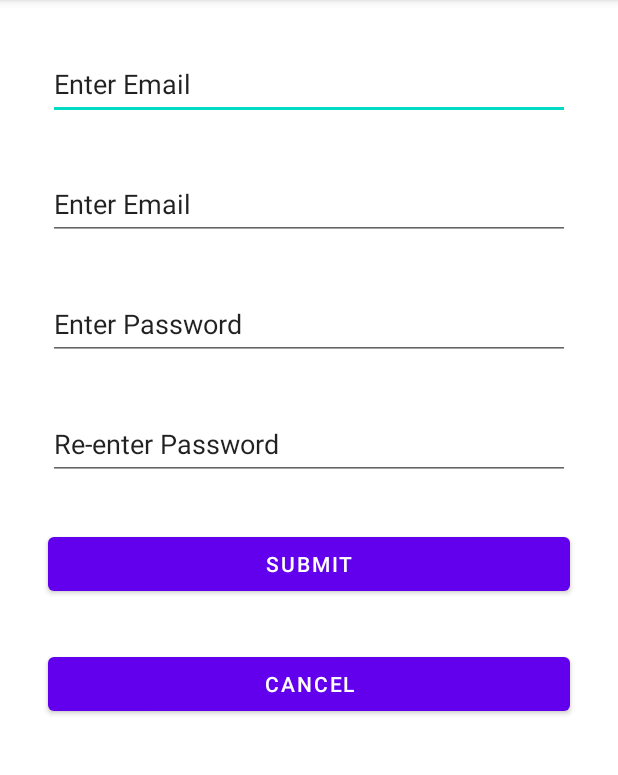
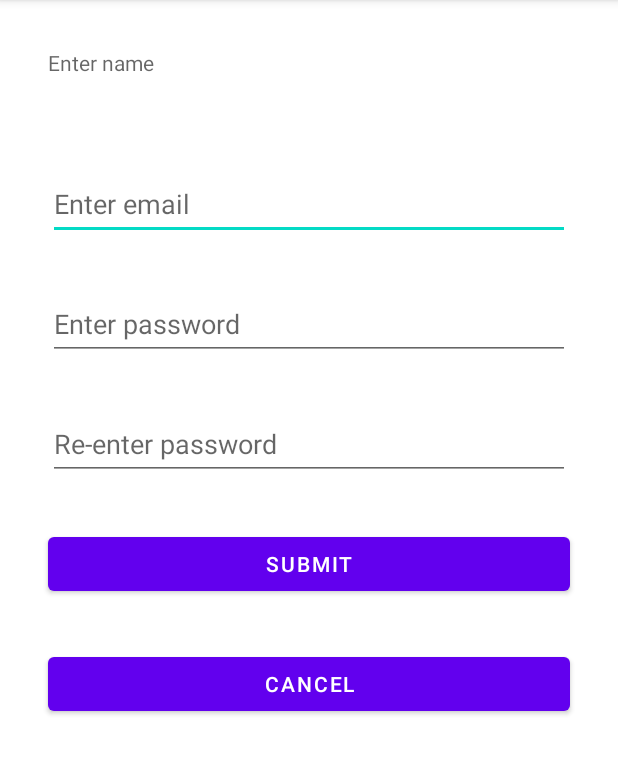
Before and after one commit to AkeeCrescent/MAD_lab4, an Android app: the screen it shows after launch (MainActivity), on a phone screen of 412 x 824 dp, the part 84-859 px from its top. Run offline under Robolectric (Android 15) with nearby library versions, the phone set to English and light mode, and no system bars.

Commit message:
Initial commit

```diff
--- a/app/src/main/res/layout/activity_main.xml
+++ b/app/src/main/res/layout/activity_main.xml
@@ -11,8 +11,18 @@
     android:orientation="vertical"
     tools:context=".MainActivity">
 
+    <TextView
+        android:id="@+id/textView"
+        android:layout_width="match_parent"
+        android:layout_height="48dp"
+        android:layout_marginLeft="16dp"
+        android:layout_marginTop="16dp"
+        android:layout_marginRight="16dp"
+        android:layout_marginBottom="16dp"
+        android:hint="@string/Enter_name" />
+
     <EditText
-        android:id="@+id/textview1"
+        android:id="@+id/tv2"
         android:layout_width="match_parent"
         android:layout_height="48dp"
         android:layout_marginLeft="16dp"
@@ -20,11 +30,11 @@
         android:layout_marginRight="16dp"
         android:layout_marginBottom="16dp"
         android:ems="10"
-        android:inputType="textPersonName"
-        android:text="Enter Email" />
+        android:hint="@string/Enter_email"
+        android:inputType="textEmailAddress" />
 
     <EditText
-        android:id="@+id/textview2"
+        android:id="@+id/tv3"
         android:layout_width="match_parent"
         android:layout_height="48dp"
         android:layout_marginLeft="16dp"
@@ -32,11 +42,11 @@
         android:layout_marginRight="16dp"
         android:layout_marginBottom="16dp"
         android:ems="10"
-        android:inputType="textPersonName"
-        android:text="Enter Email" />
+        android:hint="@string/Enter_password"
+        android:inputType="textPassword" />
 
     <EditText
-        android:id="@+id/textview3"
+        android:id="@+id/tv4"
         android:layout_width="match_parent"
         android:layout_height="48dp"
         android:layout_marginLeft="16dp"
@@ -44,20 +54,8 @@
         android:layout_marginRight="16dp"
         android:layout_marginBottom="16dp"
         android:ems="10"
-        android:inputType="textPersonName"
-        android:text="Enter Password" />
-
-    <EditText
-        android:id="@+id/textview4"
-        android:layout_width="match_parent"
-        android:layout_height="48dp"
-        android:layout_marginLeft="16dp"
-        android:layout_marginTop="16dp"
-        android:layout_marginRight="16dp"
-        android:layout_marginBottom="16dp"
-        android:ems="10"
-        android:inputType="textPersonName"
-        android:text="Re-enter Password" />
+        android:hint="@string/Renter_password"
+        android:inputType="textPassword" />
 
     <Button
         android:id="@+id/button1"
@@ -78,5 +76,4 @@
         android:layout_marginRight="16dp"
         android:layout_marginBottom="16dp"
         android:text="CANCEL" />
-
 </LinearLayout>
--- a/app/src/main/res/values/strings.xml
+++ b/app/src/main/res/values/strings.xml
@@ -1,3 +1,11 @@
 <resources>
     <string name="app_name">LAB04</string>
+    <string name="Enter_name">Enter name</string>
+    <string name="Enter_email">Enter email</string>
+    <string name="Enter_password">Enter password</string>
+    <string name="Renter_password">Re-enter password</string>
+
+
+
+
 </resources>
```
